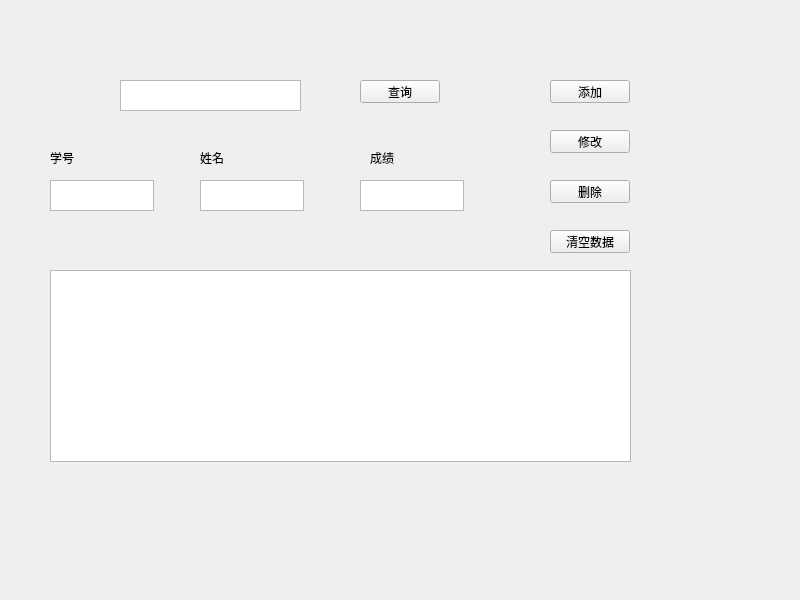
Old version of the form studentinfomation.ui in the repository Anni2002/studentinfomation.
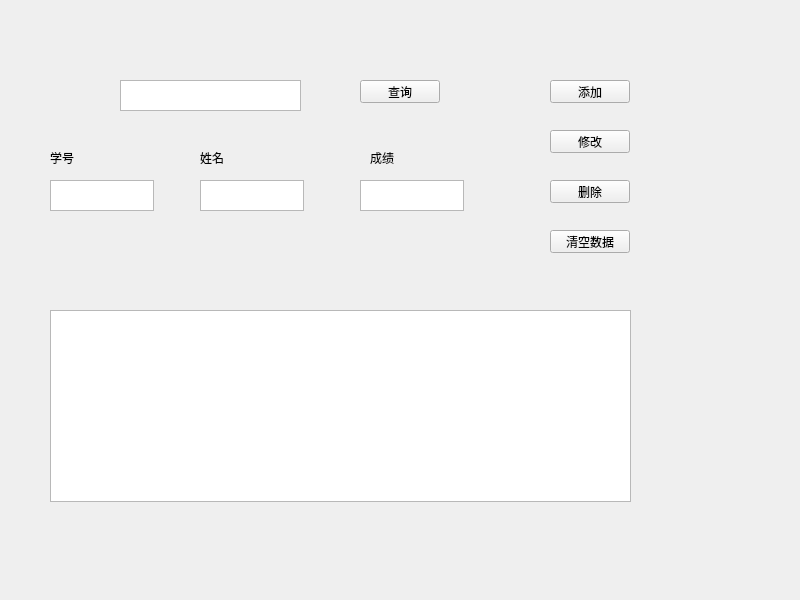
New version of the form.

What changed in the file:
```diff
--- a/studentinfomation.ui
+++ b/studentinfomation.ui
@@ -144,16 +144,6 @@
     <string>删除</string>
    </property>
   </widget>
-  <widget class="QListView" name="studentsinfolist">
-   <property name="geometry">
-    <rect>
-     <x>50</x>
-     <y>270</y>
-     <width>581</width>
-     <height>192</height>
-    </rect>
-   </property>
-  </widget>
   <widget class="QPushButton" name="clearbutton">
    <property name="geometry">
     <rect>
@@ -167,6 +157,16 @@
     <string>清空数据</string>
    </property>
   </widget>
+  <widget class="QTableWidget" name="tablelist">
+   <property name="geometry">
+    <rect>
+     <x>50</x>
+     <y>310</y>
+     <width>581</width>
+     <height>192</height>
+    </rect>
+   </property>
+  </widget>
  </widget>
  <resources/>
  <connections/>
```
